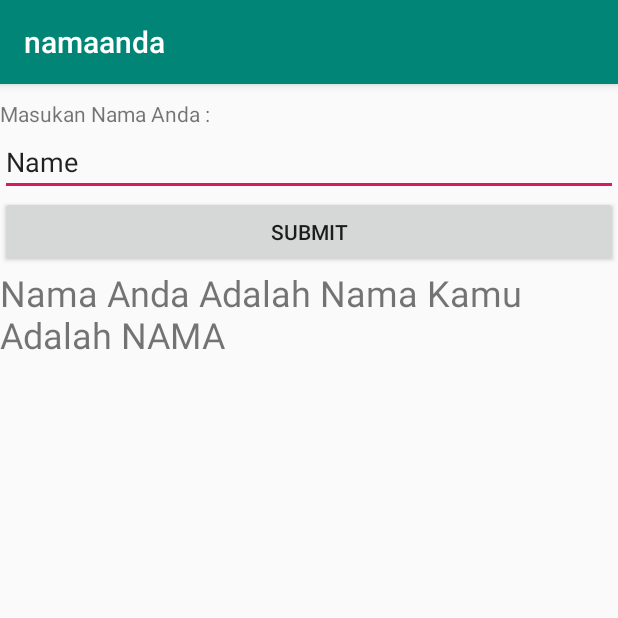
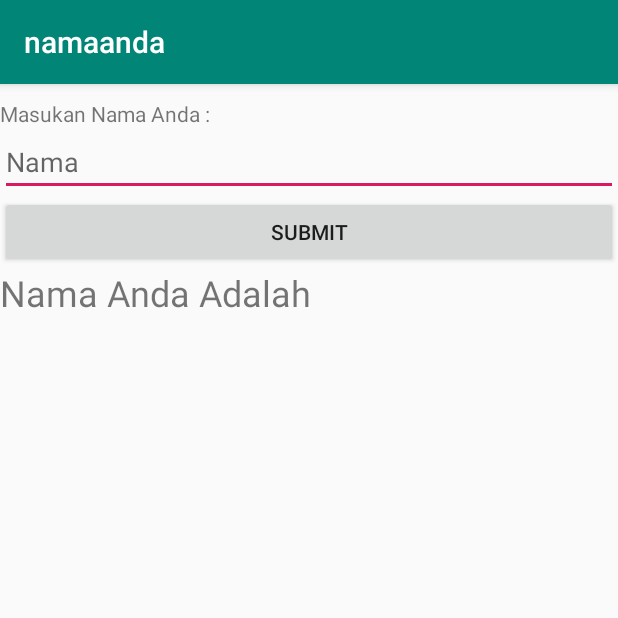
Before and after one commit to ahlamls/namaanda, an Android app: the screen it shows after launch (MainActivity), after a tap on "SUBMIT", on a phone screen of 412 x 824 dp, the top half of it. Run offline under Robolectric (Android 15) with nearby library versions, the phone set to English and light mode, and no system bars.

Commit message:
first commit

```diff
--- a/app/src/main/java/tech/fpax/namaanda/MainActivity.java
+++ b/app/src/main/java/tech/fpax/namaanda/MainActivity.java
@@ -27,7 +27,7 @@ public class MainActivity extends AppCompatActivity {
             public void onClick(View view) {
                 //Create the intent to start another activity
                tv.setVisibility(View.VISIBLE);
-               tv.setText("Nama Anda Adalah " + tv.getText().toString());
+               tv.setText("Nama Anda Adalah " + et.getText().toString());
             }
         });
     }
--- a/app/src/main/res/layout/activity_main.xml
+++ b/app/src/main/res/layout/activity_main.xml
@@ -26,8 +26,8 @@
         android:layout_height="wrap_content"
         android:layout_weight="0"
         android:ems="10"
-        android:inputType="textPersonName"
-        android:text="Name" />
+        android:hint="Nama"
+        android:inputType="textPersonName" />
 
     <Button
         android:id="@+id/btn"
```
